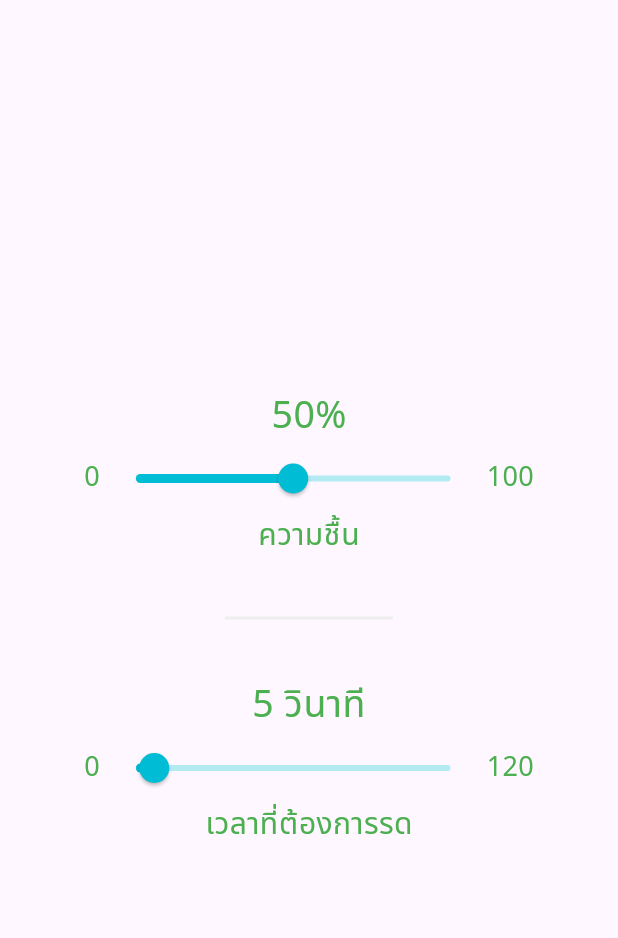
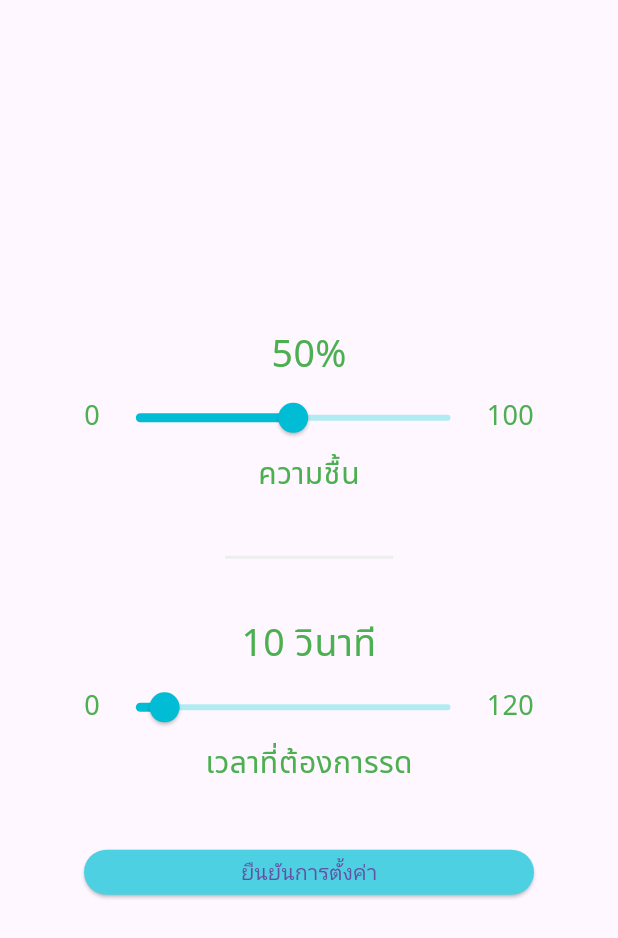
Before and after one commit to Phongthikorn/plant-base, a Flutter app: the HumiditySetting widget shown alone on an empty page, opened directly, on a phone screen of 412 x 824 dp. Shown: the top 938 px of the screen. Run offline on Flutter 3.47's test engine with Material 3 defaults, Android fonts, the phone set to English and light mode, and no system bars; our stand-ins replace firebase_core, firebase_database, google_nav_bar, line_icons, percent_indicator, shared_preferences; missing offline and left inert: mqtt_client; accounts and stored records are empty.

Commit message:
feat: add confirm button

```diff
--- a/lib/widget/plant_pot_button.dart
+++ b/lib/widget/plant_pot_button.dart
@@ -1,5 +1,6 @@
 import 'package:firebase_database/firebase_database.dart';
 import 'package:flutter/material.dart';
+import 'package:plant_base/core/pot_data.dart';
 import 'package:plant_base/utils/page_provider.dart';
 import 'package:provider/provider.dart';
 
@@ -17,10 +18,12 @@ class _PlantPotButtonState extends State<PlantPotButton> {
 
   @override
   Widget build(BuildContext context) {
-    return Consumer<PageProvider>(builder: (context, value, child) => OutlinedButton(
+    return Consumer2<PageProvider, PotData>(builder: (context, value, value2, child) => OutlinedButton(
       onPressed: () {
         final pageProvider = context.read<PageProvider>();
         pageProvider.selectPage(2);
+        var potDataProvider = context.read<PotData>();
+        potDataProvider.setupData();
       },
       style: ButtonStyle(
         foregroundColor: MaterialStateProperty.all(Colors.green),
--- a/lib/widget/watering_settng/humidity_setting.dart
+++ b/lib/widget/watering_settng/humidity_setting.dart
@@ -1,5 +1,8 @@
 import 'package:firebase_database/firebase_database.dart';
 import 'package:flutter/material.dart';
+import 'package:plant_base/core/pot_data.dart';
+import 'package:provider/provider.dart';
+import 'package:shared_preferences/shared_preferences.dart';
 
 
 class HumiditySetting extends StatefulWidget {
@@ -8,19 +11,25 @@ class HumiditySetting extends StatefulWidget {
 }
 
 class _HumiditySettingState extends State<HumiditySetting> {
-  double _humiditySliderValue = 50.0; // Use double instead of int
-  double _timeSliderValue = 5.0; // Use double instead of int
+  final fb = FirebaseDatabase.instance.ref("Setting");
+
+  @override
+  void initState() {
+    // TODO: implement initState
+    super.initState();
+  }
 
   @override
   Widget build(BuildContext context) {
-    return Column(
+
+    return Consumer<PotData>(builder: (context, value, child) => Column(
         mainAxisAlignment: MainAxisAlignment.center,
         children: [
           Column(
             mainAxisAlignment: MainAxisAlignment.center,
             children: [
               Text(
-                '${_humiditySliderValue.round()}%',
+                '${value.targetHumidity.round()}%',
                 style: const TextStyle(
                   fontFamily: 'NotoSans',
                   fontSize: 25,
@@ -42,21 +51,20 @@ class _HumiditySettingState extends State<HumiditySetting> {
                     ),
                     Expanded(
                       child: Slider(
-                        value: _humiditySliderValue,
+                        value: value.targetHumidity,
                         onChanged: (value) {
-                          final fb = FirebaseDatabase.instance.ref().child("Setting").update({
-                            "Humidity": value
-                          });
-                          setState(() {
-                            _humiditySliderValue = value;
-                          });
+                          // final fb = FirebaseDatabase.instance.ref().child("Setting").update({
+                          //   "Humidity": value
+                          // });
+                          final target = context.read<PotData>();
+                          target.setTargetHumidity(value);
                         },
                         min: 0,
                         max: 100,
                         divisions: 100,
                         activeColor: Colors.cyan,
                         inactiveColor: Colors.cyan[100],
-                        label: '${_humiditySliderValue.round()}',
+                        label: '${value.targetHumidity.round()}',
 
                       ),
                     ),
@@ -92,7 +100,7 @@ class _HumiditySettingState extends State<HumiditySetting> {
             mainAxisAlignment: MainAxisAlignment.center,
             children: [
               Text(
-                '${_timeSliderValue.round()} วินาที',
+                '${value.targetTime.round()} วินาที',
                 style: const TextStyle(
                   fontFamily: 'NotoSans',
                   fontSize: 25,
@@ -114,21 +122,20 @@ class _HumiditySettingState extends State<HumiditySetting> {
                     ),
                     Expanded(
                       child: Slider(
-                        value: _timeSliderValue,
+                        value: value.targetTime,
                         onChanged: (value) {
-                          final fb = FirebaseDatabase.instance.ref().child("Setting").update({
-                            "WateringBatchWait": value
-                          });
-                          setState(() {
-                            _timeSliderValue = value;
-                          });
+                          // final fb = FirebaseDatabase.instance.ref().child("Setting").update({
+                          //   "WateringBatchWait": value
+                          // });
+                          final target = context.read<PotData>();
+                          target.setTargetTime(value);
                         },
                         min: 0,
-                        max: 100,
-                        divisions: 100,
+                        max: 120,
+                        divisions: 120,
                         activeColor: Colors.cyan,
                         inactiveColor: Colors.cyan[100],
-                        label: '${_timeSliderValue.round()}',
+                        label: '${value.targetTime.round()}',
 
                       ),
                     ),
@@ -152,9 +159,32 @@ class _HumiditySettingState extends State<HumiditySetting> {
                 ),
               ),
             ],
-          )
+          ),
+          SizedBox(height: MediaQuery.of(context).size.height * 0.02),
+          SizedBox(height: MediaQuery.of(context).size.height * 0.02),
+          Row(
+            mainAxisAlignment: MainAxisAlignment.spaceEvenly,
+            children: [
+              ElevatedButton(
+                style: ElevatedButton.styleFrom(
+                    minimumSize: Size(300, 30),
+                    shape: const RoundedRectangleBorder(borderRadius: BorderRadius.all(Radius.circular(50))),
+                    backgroundColor:  Colors.cyan[300]
+                ),
+                onPressed: () async {
+                  FirebaseDatabase.instance.ref().child("Setting").update({
+                    "Humidity": value.targetHumidity,
+                    "WateringBatch": value.targetTime,
+                  });
+                  final potDataProvider = context.read<PotData>();
+                  potDataProvider.saveData();
+                },
+                child: Text("ยืนยันการตั้งค่า"),
+              )
+            ],
+          ),
         ]
-    );
+    )) ;
 
   }
 }
--- a/pubspec.yaml
+++ b/pubspec.yaml
@@ -44,6 +44,7 @@ dependencies:
   firebase_database: ^10.4.0
   firebase_core: ^2.24.2
   web_socket_channel: ^2.4.0
+  shared_preferences: ^2.2.2
 
 
 dev_dependencies:
```
Also changed, not shown: lib/core/pot_data.dart (added, +35 -0 lines), lib/main.dart (+15 -6 lines), lib/pages/pot_setting.dart (+40 -29 lines), pubspec.lock, 1 other file.
